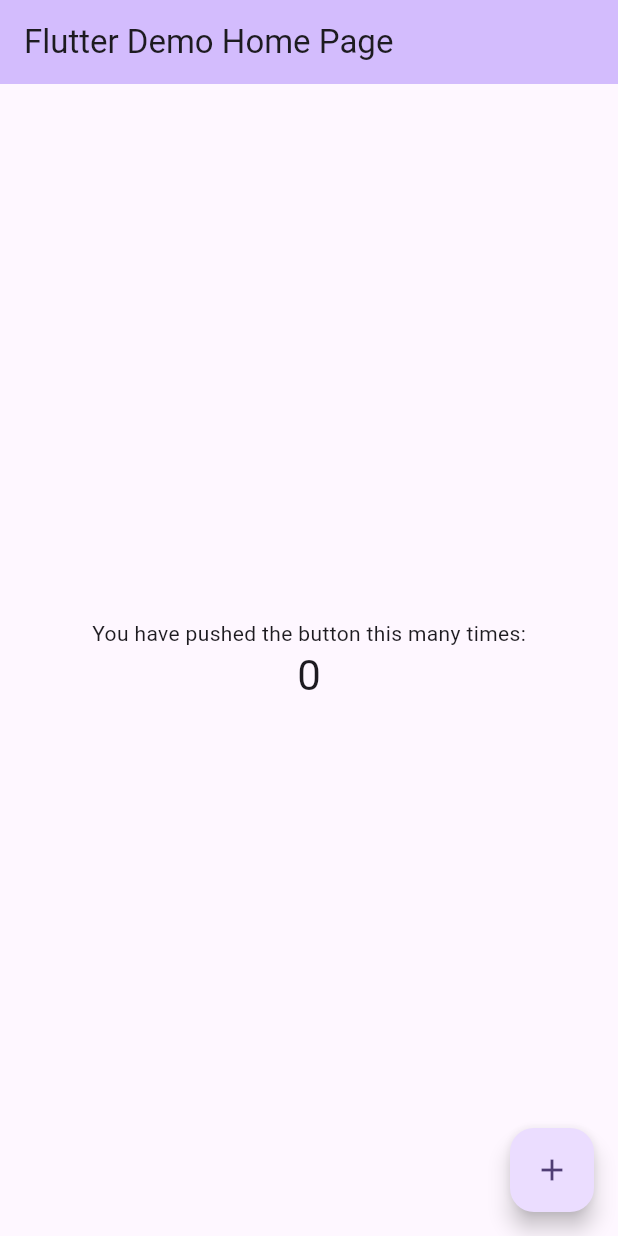
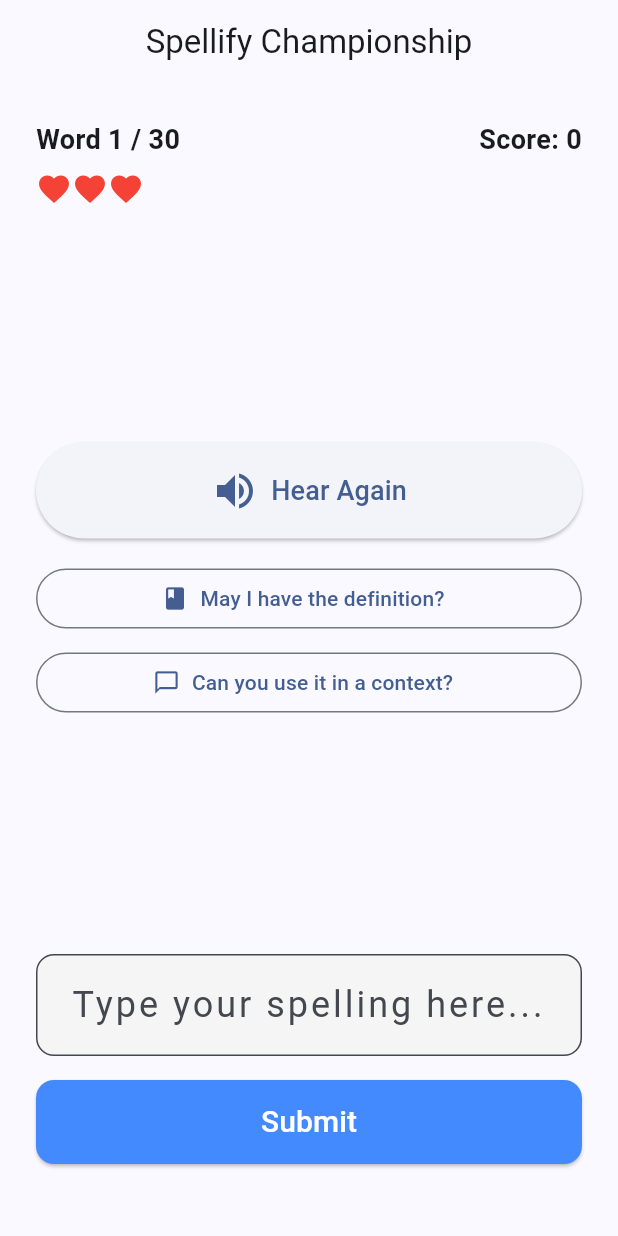
Before and after one commit to dikialiftaufik/asm1_spellify, a Flutter app: the screen it shows after launch, on a phone screen of 412 x 824 dp. Run offline on Flutter 3.47's test engine with Material 3 defaults, Android fonts, the phone set to English and light mode, and no system bars; our stand-ins replace flutter_tts.

Commit message:
feat: initialize Spellify game project with main screen and TTS service integration

```diff
--- a/lib/main.dart
+++ b/lib/main.dart
@@ -1,122 +1,27 @@
 import 'package:flutter/material.dart';
+import 'screens/main_game_screen.dart';
 
 void main() {
-  runApp(const MyApp());
+  // Memastikan binding Flutter sudah siap sebelum aplikasi berjalan
+  WidgetsFlutterBinding.ensureInitialized();
+  runApp(const SpellifyApp());
 }
 
-class MyApp extends StatelessWidget {
-  const MyApp({super.key});
+class SpellifyApp extends StatelessWidget {
+  const SpellifyApp({super.key});
 
-  // This widget is the root of your application.
   @override
   Widget build(BuildContext context) {
     return MaterialApp(
-      title: 'Flutter Demo',
+      title: 'Spellify',
+      debugShowCheckedModeBanner:
+          false, // Menghilangkan pita "DEBUG" di pojok kanan atas
       theme: ThemeData(
-        // This is the theme of your application.
-        //
-        // TRY THIS: Try running your application with "flutter run". You'll see
-        // the application has a purple toolbar. Then, without quitting the app,
-        // try changing the seedColor in the colorScheme below to Colors.green
-        // and then invoke "hot reload" (save your changes or press the "hot
-        // reload" button in a Flutter-supported IDE, or press "r" if you used
-        // the command line to start the app).
-        //
-        // Notice that the counter didn't reset back to zero; the application
-        // state is not lost during the reload. To reset the state, use hot
-        // restart instead.
-        //
-        // This works for code too, not just values: Most code changes can be
-        // tested with just a hot reload.
-        colorScheme: ColorScheme.fromSeed(seedColor: Colors.deepPurple),
+        colorScheme: ColorScheme.fromSeed(seedColor: Colors.blueAccent),
+        useMaterial3: true,
       ),
-      home: const MyHomePage(title: 'Flutter Demo Home Page'),
+      // Layar pertama yang dimuat saat aplikasi dibuka
+      home: const MainGameScreen(),
     );
   }
 }
-
-class MyHomePage extends StatefulWidget {
-  const MyHomePage({super.key, required this.title});
-
-  // This widget is the home page of your application. It is stateful, meaning
-  // that it has a State object (defined below) that contains fields that affect
-  // how it looks.
-
-  // This class is the configuration for the state. It holds the values (in this
-  // case the title) provided by the parent (in this case the App widget) and
-  // used by the build method of the State. Fields in a Widget subclass are
-  // always marked "final".
-
-  final String title;
-
-  @override
-  State<MyHomePage> createState() => _MyHomePageState();
-}
-
-class _MyHomePageState extends State<MyHomePage> {
-  int _counter = 0;
-
-  void _incrementCounter() {
-    setState(() {
-      // This call to setState tells the Flutter framework that something has
-      // changed in this State, which causes it to rerun the build method below
-      // so that the display can reflect the updated values. If we changed
-      // _counter without calling setState(), then the build method would not be
-      // called again, and so nothing would appear to happen.
-      _counter++;
-    });
-  }
-
-  @override
-  Widget build(BuildContext context) {
-    // This method is rerun every time setState is called, for instance as done
-    // by the _incrementCounter method above.
-    //
-    // The Flutter framework has been optimized to make rerunning build methods
-    // fast, so that you can just rebuild anything that needs updating rather
-    // than having to individually change instances of widgets.
-    return Scaffold(
-      appBar: AppBar(
-        // TRY THIS: Try changing the color here to a specific color (to
-        // Colors.amber, perhaps?) and trigger a hot reload to see the AppBar
-        // change color while the other colors stay the same.
-        backgroundColor: Theme.of(context).colorScheme.inversePrimary,
-        // Here we take the value from the MyHomePage object that was created by
-        // the App.build method, and use it to set our appbar title.
-        title: Text(widget.title),
-      ),
-      body: Center(
-        // Center is a layout widget. It takes a single child and positions it
-        // in the middle of the parent.
-        child: Column(
-          // Column is also a layout widget. It takes a list of children and
-          // arranges them vertically. By default, it sizes itself to fit its
-          // children horizontally, and tries to be as tall as its parent.
-          //
-          // Column has various properties to control how it sizes itself and
-          // how it positions its children. Here we use mainAxisAlignment to
-          // center the children vertically; the main axis here is the vertical
-          // axis because Columns are vertical (the cross axis would be
-          // horizontal).
-          //
-          // TRY THIS: Invoke "debug painting" (choose the "Toggle Debug Paint"
-          // action in the IDE, or press "p" in the console), to see the
-          // wireframe for each widget.
-          mainAxisAlignment: MainAxisAlignment.center,
-          children: <Widget>[
-            const Text('You have pushed the button this many times:'),
-            Text(
-              '$_counter',
-              style: Theme.of(context).textTheme.headlineMedium,
-            ),
-          ],
-        ),
-      ),
-      floatingActionButton: FloatingActionButton(
-        onPressed: _incrementCounter,
-        tooltip: 'Increment',
-        child: const Icon(Icons.add),
-      ), // This trailing comma makes auto-formatting nicer for build methods.
-    );
-  }
-}
--- a/lib/screens/main_game_screen.dart
+++ b/lib/screens/main_game_screen.dart
@@ -0,0 +1,236 @@
+import 'package:flutter/material.dart';
+import '../state/game_state.dart';
+
+class MainGameScreen extends StatefulWidget {
+  const MainGameScreen({super.key});
+
+  @override
+  State<MainGameScreen> createState() => _MainGameScreenState();
+}
+
+class _MainGameScreenState extends State<MainGameScreen> {
+  // Menginisialisasi State Management (Otak Permainan)
+  final GameState _gameState = GameState();
+
+  // Controller untuk membaca inputan dari TextField
+  final TextEditingController _textController = TextEditingController();
+
+  // FocusNode digunakan agar kita bisa menahan keyboard tetap terbuka jika diperlukan
+  final FocusNode _focusNode = FocusNode();
+
+  // Variabel untuk mengontrol warna kedipan layar (transparan secara default)
+  Color _flashColor = Colors.transparent;
+
+  @override
+  void dispose() {
+    // Selalu biasakan membersihkan controller di metode dispose agar tidak terjadi memory leak
+    _textController.dispose();
+    _focusNode.dispose();
+    _gameState.dispose();
+    super.dispose();
+  }
+
+  // Fungsi untuk memproses tebakan user
+  void _submitAnswer() async {
+    final String input = _textController.text;
+    if (input.isEmpty) return;
+
+    // Kosongkan TextField setelah disubmit
+    _textController.clear();
+
+    // Panggil logika dari GameState dan tunggu hasilnya (true/false)
+    bool isCorrect = await _gameState.checkSpelling(input);
+
+    // Memicu animasi kedip layar
+    _triggerFlash(
+      isCorrect ? Colors.green.withOpacity(0.4) : Colors.red.withOpacity(0.4),
+    );
+  }
+
+  // Fungsi untuk membuat layar berkedip sekilas
+  void _triggerFlash(Color color) async {
+    setState(() {
+      _flashColor = color;
+    });
+
+    // Tahan warna selama 400 milidetik
+    await Future.delayed(const Duration(milliseconds: 400));
+
+    // Kembalikan ke warna transparan
+    if (mounted) {
+      setState(() {
+        _flashColor = Colors.transparent;
+      });
+    }
+  }
+
+  @override
+  Widget build(BuildContext context) {
+    return Scaffold(
+      appBar: AppBar(
+        title: const Text('Spellify Championship'),
+        centerTitle: true,
+        elevation: 0,
+      ),
+      // Stack digunakan agar kita bisa menumpuk warna kedipan (Overlay) di atas UI utama
+      body: Stack(
+        children: [
+          // ListenableBuilder akan menggambar ulang UI HANYA KETIKA _gameState memanggil notifyListeners()
+          ListenableBuilder(
+            listenable: _gameState,
+            builder: (context, child) {
+              if (_gameState.isLoading) {
+                return const Center(child: CircularProgressIndicator());
+              }
+
+              if (_gameState.isGameOver) {
+                return Center(
+                  child: Column(
+                    mainAxisAlignment: MainAxisAlignment.center,
+                    children: [
+                      const Text(
+                        'Game Over',
+                        style: TextStyle(
+                          fontSize: 32,
+                          fontWeight: FontWeight.bold,
+                        ),
+                      ),
+                      const SizedBox(height: 16),
+                      Text(
+                        'Final Score: ${_gameState.score}',
+                        style: const TextStyle(fontSize: 24),
+                      ),
+                    ],
+                  ),
+                );
+              }
+
+              return Padding(
+                padding: const EdgeInsets.all(24.0),
+                child: Column(
+                  crossAxisAlignment: CrossAxisAlignment.stretch,
+                  children: [
+                    // Header Status (Lives & Score & Word Number)
+                    Row(
+                      mainAxisAlignment: MainAxisAlignment.spaceBetween,
+                      children: [
+                        Text(
+                          'Word ${_gameState.currentWordNumber} / ${_gameState.totalWords}',
+                          style: const TextStyle(
+                            fontSize: 18,
+                            fontWeight: FontWeight.bold,
+                          ),
+                        ),
+                        Text(
+                          'Score: ${_gameState.score}',
+                          style: const TextStyle(
+                            fontSize: 18,
+                            fontWeight: FontWeight.bold,
+                          ),
+                        ),
+                      ],
+                    ),
+                    const SizedBox(height: 8),
+                    Row(
+                      children: List.generate(
+                        3,
+                        (index) => Icon(
+                          index < _gameState.lives
+                              ? Icons.favorite
+                              : Icons.favorite_border,
+                          color: Colors.red,
+                        ),
+                      ),
+                    ),
+
+                    const Spacer(),
+
+                    // Tombol-tombol Bantuan Juri
+                    // Menggunakan bahasa Inggris sesuai aturan
+                    ElevatedButton.icon(
+                      onPressed: () => _gameState.playCurrentWord(),
+                      icon: const Icon(Icons.volume_up, size: 32),
+                      label: const Text(
+                        'Hear Again',
+                        style: TextStyle(fontSize: 18),
+                      ),
+                      style: ElevatedButton.styleFrom(
+                        padding: const EdgeInsets.symmetric(vertical: 16),
+                      ),
+                    ),
+                    const SizedBox(height: 16),
+                    OutlinedButton.icon(
+                      onPressed: () => _gameState.playDefinition(),
+                      icon: const Icon(Icons.book),
+                      label: const Text('May I have the definition?'),
+                    ),
+                    const SizedBox(height: 8),
+                    OutlinedButton.icon(
+                      onPressed: () => _gameState.playContext(),
+                      icon: const Icon(Icons.chat_bubble_outline),
+                      label: const Text('Can you use it in a context?'),
+                    ),
+
+                    const Spacer(),
+
+                    // TextField Super Ketat (Blind Typing & No Autocorrect)
+                    TextField(
+                      controller: _textController,
+                      focusNode: _focusNode,
+                      // MEMATIKAN FITUR PINTAR KEYBOARD (Strict Rule)
+                      autocorrect: false,
+                      enableSuggestions: false,
+                      keyboardType: TextInputType.text,
+                      textInputAction: TextInputAction.done,
+                      onSubmitted: (_) => _submitAnswer(),
+                      textAlign: TextAlign.center,
+                      style: const TextStyle(fontSize: 24, letterSpacing: 2.0),
+                      decoration: InputDecoration(
+                        hintText: 'Type your spelling here...',
+                        border: OutlineInputBorder(
+                          borderRadius: BorderRadius.circular(12),
+                        ),
+                        filled: true,
+                        fillColor: Colors.grey.shade100,
+                      ),
+                    ),
+                    const SizedBox(height: 16),
+
+                    // Tombol Submit
+                    SizedBox(
+                      height: 56,
+                      child: ElevatedButton(
+                        onPressed: _submitAnswer,
+                        style: ElevatedButton.styleFrom(
+                          backgroundColor: Colors.blueAccent,
+                          foregroundColor: Colors.white,
+                          shape: RoundedRectangleBorder(
+                            borderRadius: BorderRadius.circular(12),
+                          ),
+                        ),
+                        child: const Text(
+                          'Submit',
+                          style: TextStyle(fontSize: 20),
+                        ),
+                      ),
+                    ),
+                    const SizedBox(height: 24),
+                  ],
+                ),
+              );
+            },
+          ),
+
+          // Lapisan Overlay untuk Animasi Kedip Adjudikasi
+          // IgnorePointer memastikan sentuhan jari tetap diteruskan ke UI di bawahnya
+          IgnorePointer(
+            child: AnimatedContainer(
+              duration: const Duration(milliseconds: 200),
+              color: _flashColor,
+            ),
+          ),
+        ],
+      ),
+    );
+  }
+}
--- a/lib/services/tts_service.dart
+++ b/lib/services/tts_service.dart
@@ -1,31 +1,27 @@
 import 'package:flutter_tts/flutter_tts.dart';
 
-// Layanan untuk mengontrol mesin Text-to-Speech (Audio)
 class TtsService {
   final FlutterTts _flutterTts = FlutterTts();
+  bool _isInitialized = false;
 
-  TtsService() {
-    // Konfigurasi dasar saat layanan pertama kali dibuat
-    _flutterTts.setLanguage("en-US"); // Wajib bahasa Inggris untuk Spelling Bee
-    _flutterTts.setSpeechRate(0.45); // Kecepatan pelafalan normal
-    _flutterTts.setPitch(1.0);
+  // Ubah inisialisasi menjadi fungsi asinkron agar sistem OS benar-benar menerapkan pengaturan bahasa Inggris sebelum berbicara.
+  Future<void> init() async {
+    if (_isInitialized) return;
+    await _flutterTts.setLanguage("en-US");
+    await _flutterTts.setSpeechRate(0.45);
+    await _flutterTts.setPitch(1.0);
+    _isInitialized = true;
   }
 
-  // Fungsi untuk mengucapkan teks biasa
   Future<void> speak(String text) async {
     await _flutterTts.speak(text);
   }
 
-  // Fungsi khusus adjudikasi saat jawaban salah
-  // Memecah kata menjadi huruf demi huruf sesuai aturan permainan
   Future<void> spellIncorrectWord(String word) async {
-    // memaksa TTS untuk mengeja hurufnya, bukan membacanya sebagai kata, contoh: 'apple' menjadi 'a-p-p-l-e'
     String spelledWord = word.split('').join('-');
-
     await _flutterTts.speak("Incorrect. The correct spelling is, $spelledWord");
   }
 
-  // (Opsional) Fungsi untuk menghentikan audio jika diperlukan
   Future<void> stop() async {
     await _flutterTts.stop();
   }
```
Also changed, not shown: 1 other file.
